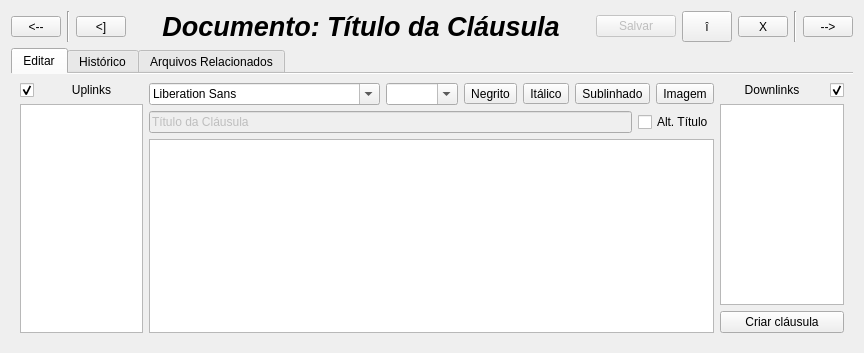
fbarden/ProjectManager, file views/UI/ClauseView.ui: the form before one commit.
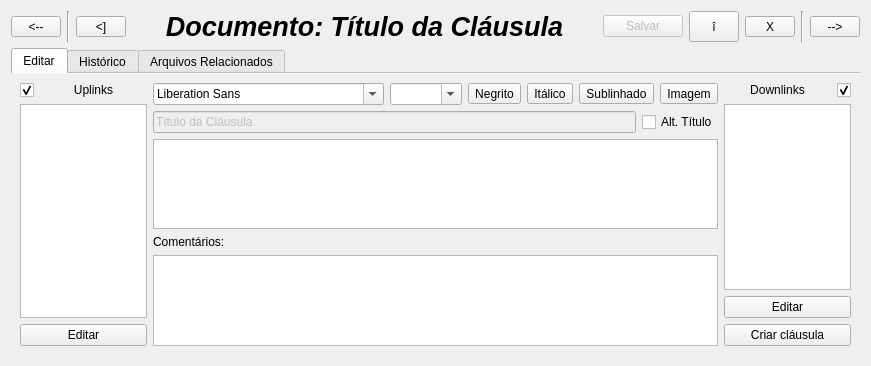
The form after the commit.

```diff
--- a/views/UI/ClauseView.ui
+++ b/views/UI/ClauseView.ui
@@ -6,8 +6,8 @@
    <rect>
     <x>0</x>
     <y>0</y>
-    <width>864</width>
-    <height>353</height>
+    <width>871</width>
+    <height>366</height>
    </rect>
   </property>
   <property name="windowTitle">
@@ -233,6 +233,13 @@
            </column>
           </widget>
          </item>
+         <item>
+          <widget class="QPushButton" name="editUplinksButton">
+           <property name="text">
+            <string>Editar</string>
+           </property>
+          </widget>
+         </item>
         </layout>
        </item>
        <item>
@@ -306,6 +313,16 @@
          <item>
           <widget class="QTextEdit" name="textEdit"/>
          </item>
+         <item>
+          <widget class="QLabel" name="commentsLabel">
+           <property name="text">
+            <string>Comentários:</string>
+           </property>
+          </widget>
+         </item>
+         <item>
+          <widget class="QTextEdit" name="commentsEdit"/>
+         </item>
         </layout>
        </item>
        <item>
@@ -358,6 +375,13 @@
            </column>
           </widget>
          </item>
+         <item>
+          <widget class="QPushButton" name="editDownlinksButton">
+           <property name="text">
+            <string>Editar</string>
+           </property>
+          </widget>
+         </item>
          <item>
           <widget class="QPushButton" name="createChildClauseButton">
            <property name="text">
```
